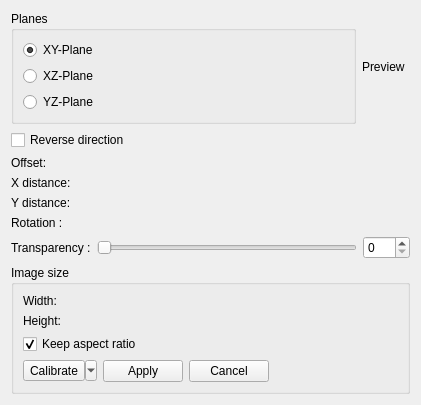
Old version of the form src/Gui/TaskView/TaskImage.ui in the repository southseact-3d/fcd.
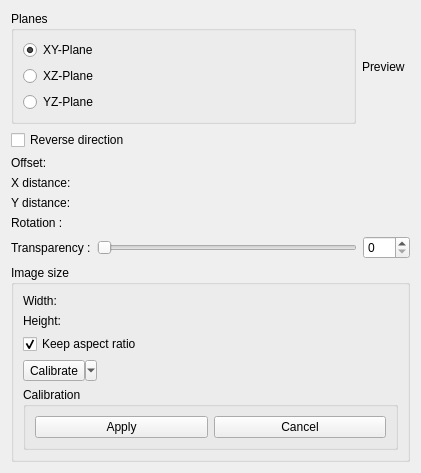
New version of the form. Custom widgets are drawn as their Qt base class.

Commit message: TaskImage: Fix Cancel on Esc and final ui adjustments.

The edit to the form file:
```diff
--- a/src/Gui/TaskView/TaskImage.ui
+++ b/src/Gui/TaskView/TaskImage.ui
@@ -245,9 +245,7 @@
         </property>
        </widget>
       </item>
-	  <item row="2" column="0">
-       <layout class="QHBoxLayout" name="horizontalLayout">
-        <item>
+	  <item row="3" column="0" colspan="2">
          <widget class="QToolButton" name="pushButtonScale">
           <property name="toolTip">
            <string>Interactively scale the image by setting a length between two points of the image.</string>
@@ -260,6 +258,12 @@
           </property>
          </widget>
         </item>
+	  <item row="4" column="0" colspan="2">
+	   <widget class="QGroupBox" name="groupBoxCalibration">
+        <property name="title">
+         <string>Calibration</string>
+        </property>
+        <layout class="QHBoxLayout" name="horizontalLayout">
         <item>
          <widget class="QPushButton" name="pushButtonApply">
           <property name="text">
@@ -274,20 +278,8 @@
           </property>
          </widget>
         </item>
-        <item>
-         <spacer name="horizontalSpacer">
-          <property name="orientation">
-           <enum>Qt::Horizontal</enum>
-          </property>
-          <property name="sizeHint" stdset="0">
-           <size>
-            <width>136</width>
-            <height>20</height>
-           </size>
-          </property>
-         </spacer>
-        </item>
-       </layout>
+        </layout>
+       </widget>
       </item>
      </layout>
     </widget>
```
Left out of the diff: 6 changed lines with no effect on the pictures. Lines whose indentation alone changed are shown as unchanged. The commit also changes 2 other files.
